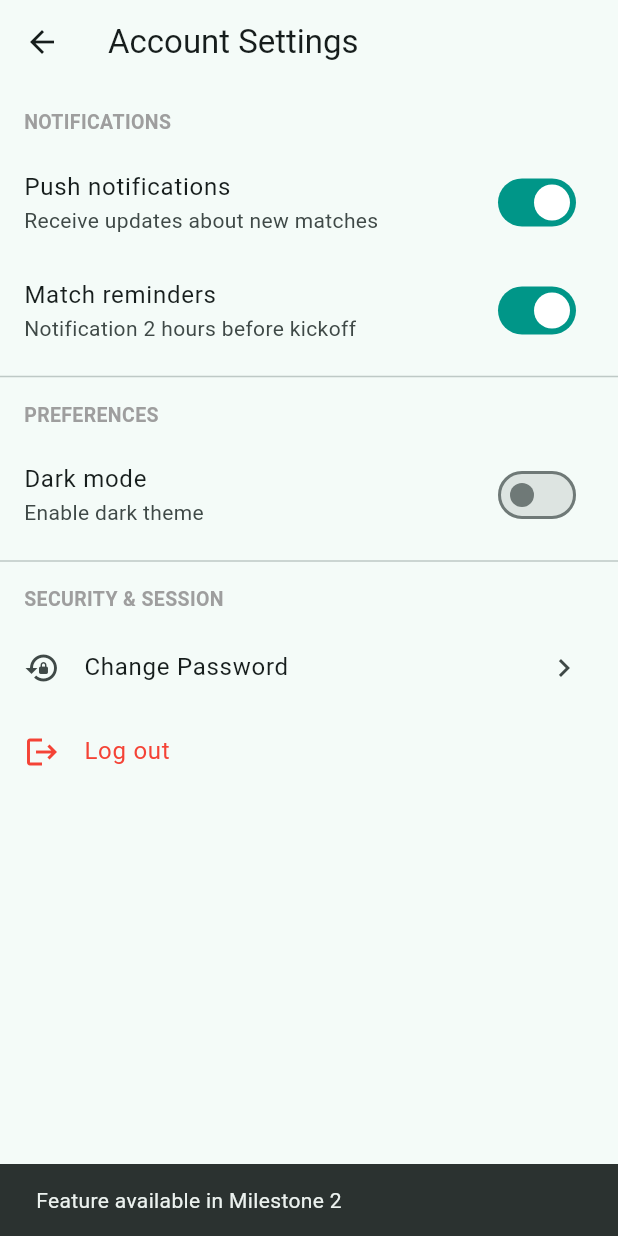
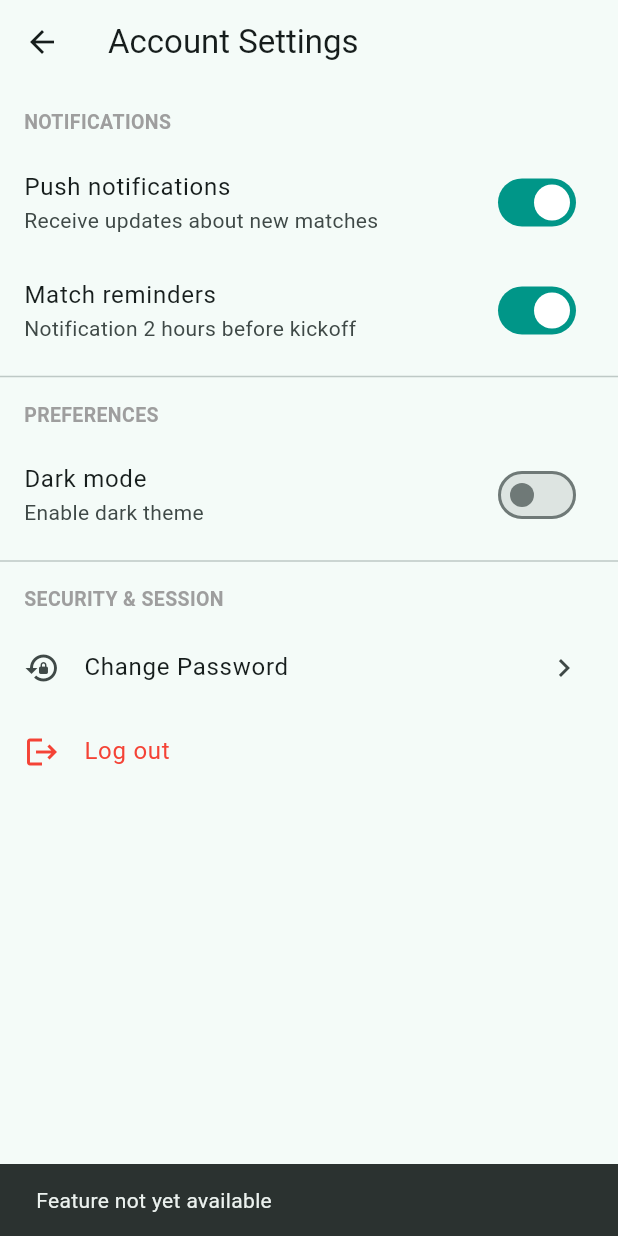
Before and after one commit to MarianiFabio/sport-matchmaker-flutter, a Flutter app: the SettingsScreen screen opened directly, after a tap on "Change Password", on a phone screen of 412 x 824 dp. Run offline on Flutter 3.47's test engine with Material 3 defaults, Android fonts, the phone set to English and light mode, and no system bars.

Commit message:
Riordinamento in sottocartelle

```diff
--- a/lib/main.dart
+++ b/lib/main.dart
@@ -1,5 +1,5 @@
 import 'package:flutter/material.dart';
-import 'screens/login_screen.dart';
+import 'screens/auth/login_screen.dart';
 
 void main() {
   runApp(const SportMatchmakerApp());
--- a/lib/screens/login_screen.dart
+++ b/lib/screens/auth/login_screen.dart
@@ -1,5 +1,5 @@
 import 'package:flutter/material.dart';
-import 'main_navigation_screen.dart';
+import '../main_navigation_screen.dart';
 
 class LoginScreen extends StatefulWidget {
   const LoginScreen({super.key});
--- a/lib/screens/main_navigation_screen.dart
+++ b/lib/screens/main_navigation_screen.dart
@@ -1,7 +1,7 @@
 import 'package:flutter/material.dart';
-import 'match_feed_screen.dart';
-import 'create_match_screen.dart';
-import 'profile_screen.dart';
+import 'matches/match_feed_screen.dart';
+import 'matches/create_match_screen.dart';
+import 'profile/profile_screen.dart';
 
 class MainNavigationScreen extends StatefulWidget {
   const MainNavigationScreen({super.key});
--- a/lib/screens/match_detail_screen.dart
+++ b/lib/screens/matches/match_detail_screen.dart
@@ -1,5 +1,5 @@
 import 'package:flutter/material.dart';
-import '../models/match_item.dart';
+import '../../models/match_item.dart';
 
 class MatchDetailScreen extends StatelessWidget {
   final MatchItem match;
--- a/lib/screens/match_feed_screen.dart
+++ b/lib/screens/matches/match_feed_screen.dart
@@ -1,5 +1,5 @@
 import 'package:flutter/material.dart';
-import '../models/match_item.dart';
+import '../../models/match_item.dart';
 import 'match_detail_screen.dart';
 
 class MatchFeedScreen extends StatelessWidget {
--- a/lib/screens/profile_screen.dart
+++ b/lib/screens/profile/profile_screen.dart
@@ -1,5 +1,5 @@
 import 'package:flutter/material.dart';
-import 'my_matches_screen.dart';
+import '../matches/my_matches_screen.dart';
 import 'edit_profile_screen.dart';
 import 'settings_screen.dart';
 
@@ -105,12 +105,12 @@ class ProfileScreen extends StatelessWidget {
                 );
               },
             ),
-            ListTile(
+            /*ListTile(
               leading: const Icon(Icons.notifications_none),
               title: const Text('Urgent Alerts & Notifications'),
               trailing: const Icon(Icons.chevron_right),
               onTap: () {},
-            ),
+            ),*/
           ],
         ),
       ),
--- a/lib/screens/settings_screen.dart
+++ b/lib/screens/profile/settings_screen.dart
@@ -1,5 +1,5 @@
 import 'package:flutter/material.dart';
-import 'login_screen.dart';
+import '../auth/login_screen.dart';
 
 class SettingsScreen extends StatefulWidget {
   const SettingsScreen({super.key});
@@ -92,7 +92,7 @@ class _SettingsScreenState extends State<SettingsScreen> {
             trailing: const Icon(Icons.chevron_right),
             onTap: () {
               ScaffoldMessenger.of(context).showSnackBar(
-                const SnackBar(content: Text('Feature available in Milestone 2')),
+                const SnackBar(content: Text('Feature not yet available')),
               );
             },
           ),
```
Also changed, not shown: lib/screens/matches/create_match_screen.dart (renamed from lib/screens/create_match_screen.dart), lib/screens/matches/my_matches_screen.dart (renamed from lib/screens/my_matches_screen.dart), lib/screens/profile/edit_profile_screen.dart (renamed from lib/screens/edit_profile_screen.dart).
